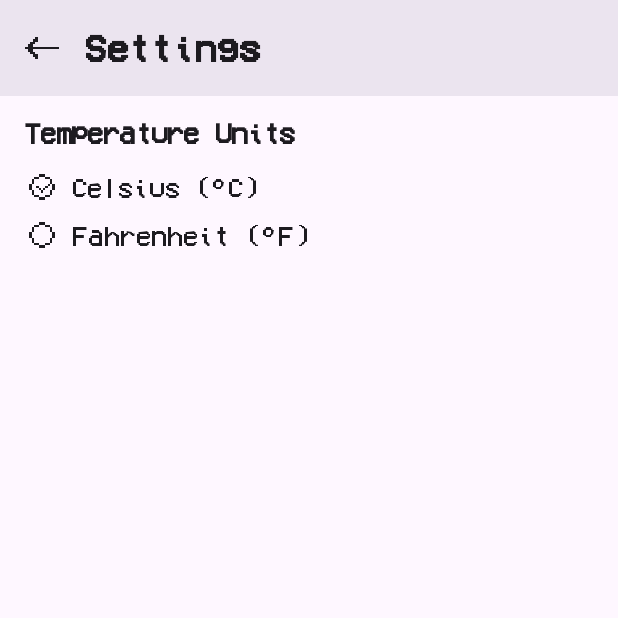
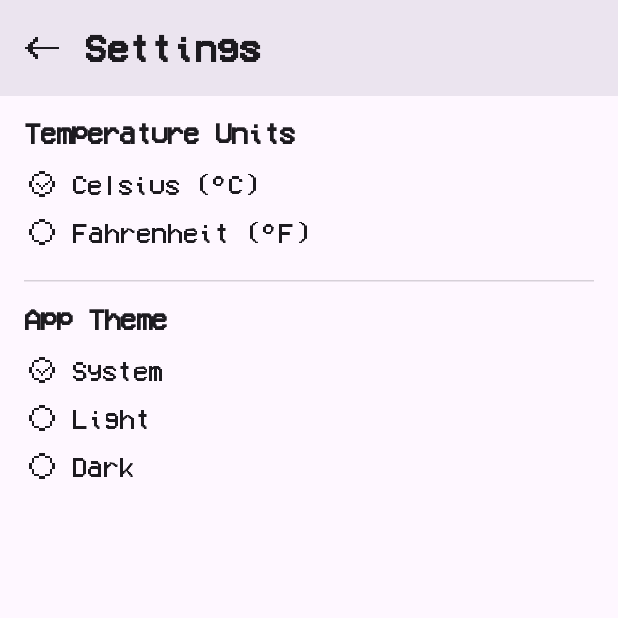
Before and after one commit to ArtemZarubin/PixelArtWeatherML, an Android app built with Jetpack Compose: the SettingsScreen screen opened through its navigation route, on a phone screen of 412 x 824 dp, the top half of it. Run offline under Robolectric (Android 15) with nearby library versions, the phone set to English and light mode, and no system bars; our stand-ins replace Dagger/Hilt's generated code; network calls fail; 3 statements that could not run were skipped.

Commit message:
feat: Implement dynamic app theme selection (System/Light/Dark)
- Added a settings option to choose the app theme (System default, Light, or Dark).
- User's theme preference is saved using DataStore Preferences and applied on app launch.
- Implemented UI for theme selection on the Settings screen using custom pixel art radio buttons.
- App theme now changes dynamically without requiring a restart.
- Adjusted HorizontalDivider color on Settings screen for better visibility.

```diff
--- a/app/src/main/java/com/artemzarubin/weatherml/data/preferences/UserPreferencesRepository.kt
+++ b/app/src/main/java/com/artemzarubin/weatherml/data/preferences/UserPreferencesRepository.kt
@@ -7,6 +7,7 @@ import androidx.datastore.preferences.core.Preferences
 import androidx.datastore.preferences.core.booleanPreferencesKey
 import androidx.datastore.preferences.core.edit
 import androidx.datastore.preferences.core.emptyPreferences
+import androidx.datastore.preferences.core.stringPreferencesKey
 import androidx.datastore.preferences.preferencesDataStore
 import dagger.hilt.android.qualifiers.ApplicationContext
 import kotlinx.coroutines.flow.Flow
@@ -22,15 +23,21 @@ private val Context.dataStore: DataStore<Preferences> by preferencesDataStore(na
 // Ключі для наших налаштувань
 private object PreferencesKeys {
     val IS_FAHRENHEIT = booleanPreferencesKey("is_fahrenheit_selected")
-    // Тут можна буде додати інші ключі для інших налаштувань
+    val APP_THEME = stringPreferencesKey("app_theme_preference") // <--- НОВИЙ КЛЮЧ ДЛЯ ТЕМИ
 }
 
 enum class TemperatureUnit {
     CELSIUS, FAHRENHEIT
 }
 
+// --- НОВИЙ ENUM ДЛЯ ТЕМИ ---
+enum class AppTheme {
+    SYSTEM, LIGHT, DARK
+}
+
 data class UserPreferences(
-    val temperatureUnit: TemperatureUnit
+    val temperatureUnit: TemperatureUnit,
+    val appTheme: AppTheme // <--- НОВЕ ПОЛЕ
 )
 
 @Singleton
@@ -40,7 +47,7 @@ class UserPreferencesRepository @Inject constructor(@ApplicationContext private
         .catch { exception ->
             if (exception is IOException) {
                 Log.e("UserPrefsRepo", "Error reading preferences.", exception)
-                emit(emptyPreferences()) // Випромінюємо порожні налаштування у випадку помилки
+                emit(emptyPreferences())
             } else {
                 throw exception
             }
@@ -50,10 +57,19 @@ class UserPreferencesRepository @Inject constructor(@ApplicationContext private
         }
 
     private fun mapUserPreferences(preferences: Preferences): UserPreferences {
-        val isFahrenheit =
-            preferences[PreferencesKeys.IS_FAHRENHEIT] ?: false // За замовчуванням Цельсій
+        val isFahrenheit = preferences[PreferencesKeys.IS_FAHRENHEIT] ?: false
+
+        // Отримуємо збережену тему, за замовчуванням - SYSTEM
+        val themeName = preferences[PreferencesKeys.APP_THEME] ?: AppTheme.SYSTEM.name
+        val appTheme = try {
+            AppTheme.valueOf(themeName)
+        } catch (e: IllegalArgumentException) {
+            AppTheme.SYSTEM // Fallback, якщо збережено невалідну назву
+        }
+
         return UserPreferences(
-            temperatureUnit = if (isFahrenheit) TemperatureUnit.FAHRENHEIT else TemperatureUnit.CELSIUS
+            temperatureUnit = if (isFahrenheit) TemperatureUnit.FAHRENHEIT else TemperatureUnit.CELSIUS,
+            appTheme = appTheme // <--- ВИКОРИСТОВУЄМО ОТРИМАНУ ТЕМУ
         )
     }
 
@@ -63,4 +79,13 @@ class UserPreferencesRepository @Inject constructor(@ApplicationContext private
         }
         Log.d("UserPrefsRepo", "Temperature unit updated to: $unit")
     }
+
+    // --- НОВИЙ МЕТОД ДЛЯ ОНОВЛЕННЯ ТЕМИ ---
+    suspend fun updateAppTheme(theme: AppTheme) {
+        context.dataStore.edit { preferences ->
+            preferences[PreferencesKeys.APP_THEME] = theme.name // Зберігаємо назву enum як String
+        }
+        Log.d("UserPrefsRepo", "App theme updated to: $theme")
+    }
+    // --- КІНЕЦЬ НОВОГО МЕТОДУ ---
 }
--- a/app/src/main/java/com/artemzarubin/weatherml/ui/MainActivity.kt
+++ b/app/src/main/java/com/artemzarubin/weatherml/ui/MainActivity.kt
@@ -19,6 +19,7 @@ import androidx.compose.material3.Surface
 import androidx.compose.material3.Text
 import androidx.compose.runtime.Composable
 import androidx.compose.runtime.LaunchedEffect
+import androidx.compose.runtime.collectAsState
 import androidx.compose.runtime.getValue
 import androidx.compose.runtime.mutableIntStateOf
 import androidx.compose.runtime.remember
@@ -34,12 +35,14 @@ import androidx.compose.ui.text.style.TextAlign
 import androidx.compose.ui.text.style.TextOverflow
 import androidx.compose.ui.tooling.preview.Preview
 import androidx.compose.ui.unit.dp
+import androidx.hilt.navigation.compose.hiltViewModel
 import androidx.navigation.compose.rememberNavController
 import com.artemzarubin.weatherml.R
 import com.artemzarubin.weatherml.data.preferences.TemperatureUnit
 import com.artemzarubin.weatherml.domain.model.CurrentWeather
 import com.artemzarubin.weatherml.domain.model.DailyForecast
 import com.artemzarubin.weatherml.domain.model.HourlyForecast
+import com.artemzarubin.weatherml.ui.mainscreen.MainViewModel
 import com.artemzarubin.weatherml.ui.theme.WeatherMLTheme
 import dagger.hilt.android.AndroidEntryPoint
 import kotlinx.coroutines.delay
@@ -122,13 +125,17 @@ class MainActivity : ComponentActivity() {
     override fun onCreate(savedInstanceState: Bundle?) {
         super.onCreate(savedInstanceState)
         setContent {
-            WeatherMLTheme {
+            val viewModel: MainViewModel = hiltViewModel() // Отримуємо ViewModel тут
+            val userPreferences by viewModel.userPreferencesFlow.collectAsState() // Спостерігаємо за налаштуваннями
+
+            WeatherMLTheme(userSelectedTheme = userPreferences.appTheme) { // <--- ПЕРЕДАЄМО ВИБРАНУ ТЕМУ
                 Surface(
                     modifier = Modifier.fillMaxSize(),
                     color = MaterialTheme.colorScheme.background
                 ) {
                     val navController = rememberNavController()
-                    AppNavHost(navController = navController)
+                    // Передаємо viewModel в AppNavHost, щоб SettingsScreen міг її отримати
+                    AppNavHost(navController = navController, mainViewModel = viewModel)
                 }
             }
         }
--- a/app/src/main/java/com/artemzarubin/weatherml/ui/SettingsScreen.kt
+++ b/app/src/main/java/com/artemzarubin/weatherml/ui/SettingsScreen.kt
@@ -7,12 +7,19 @@ import androidx.compose.foundation.layout.Column
 import androidx.compose.foundation.layout.Row
 import androidx.compose.foundation.layout.Spacer
 import androidx.compose.foundation.layout.fillMaxSize
-import androidx.compose.foundation.layout.fillMaxWidth // Потрібен для Row
+import androidx.compose.foundation.layout.fillMaxWidth
 import androidx.compose.foundation.layout.height
 import androidx.compose.foundation.layout.padding
 import androidx.compose.foundation.layout.size
-import androidx.compose.foundation.layout.width // Потрібен для Spacer
-import androidx.compose.material3.* // Ktlint може запропонувати *
+import androidx.compose.foundation.layout.width
+import androidx.compose.material3.ExperimentalMaterial3Api
+import androidx.compose.material3.HorizontalDivider
+import androidx.compose.material3.IconButton
+import androidx.compose.material3.MaterialTheme
+import androidx.compose.material3.Scaffold
+import androidx.compose.material3.Text
+import androidx.compose.material3.TopAppBar
+import androidx.compose.material3.TopAppBarDefaults
 import androidx.compose.runtime.Composable
 import androidx.compose.runtime.collectAsState
 import androidx.compose.runtime.getValue
@@ -21,10 +28,11 @@ import androidx.compose.ui.Modifier
 import androidx.compose.ui.graphics.ColorFilter
 import androidx.compose.ui.res.painterResource
 import androidx.compose.ui.unit.dp
-import com.artemzarubin.weatherml.R // Для доступу до R.drawable
+import androidx.hilt.navigation.compose.hiltViewModel
+import com.artemzarubin.weatherml.R
+import com.artemzarubin.weatherml.data.preferences.AppTheme
 import com.artemzarubin.weatherml.data.preferences.TemperatureUnit
 import com.artemzarubin.weatherml.ui.mainscreen.MainViewModel
-import androidx.hilt.navigation.compose.hiltViewModel // Якщо ти отримуєш ViewModel тут
 
 @OptIn(ExperimentalMaterial3Api::class)
 @Composable
@@ -68,7 +76,7 @@ fun SettingsScreen(
                 .padding(16.dp),
         ) {
             Text("Temperature Units", style = MaterialTheme.typography.headlineSmall) // Твій стиль
-            Spacer(modifier = Modifier.height(12.dp)) // Збільшив відступ після заголовка
+            Spacer(modifier = Modifier.height(10.dp)) // Збільшив відступ після заголовка
 
             // --- Опція Цельсій ---
             Row(
@@ -129,7 +137,45 @@ fun SettingsScreen(
                     modifier = Modifier.align(Alignment.CenterVertically)
                 )
             }
-            // Тут можна буде додати інші налаштування, наприклад, для теми
+
+            // --- РОЗДІЛЬНИК ---
+            HorizontalDivider(
+                modifier = Modifier.padding(vertical = 16.dp), // Залишаємо відступи
+                color = MaterialTheme.colorScheme.outline.copy(alpha = 0.3f)
+            )
+
+            // --- СЕКЦІЯ ВИБОРУ ТЕМИ ---
+            Text("App Theme", style = MaterialTheme.typography.headlineSmall)
+            Spacer(modifier = Modifier.height(10.dp))
+
+            val appThemes = listOf(AppTheme.SYSTEM, AppTheme.LIGHT, AppTheme.DARK)
+            appThemes.forEach { themeOption ->
+                Row(
+                    modifier = Modifier
+                        .fillMaxWidth()
+                        .clickable { viewModel.updateAppTheme(themeOption) } // Викликаємо метод ViewModel
+                        .padding(vertical = 4.dp),
+                    verticalAlignment = Alignment.CenterVertically
+                ) {
+                    Image(
+                        painter = painterResource(
+                            id = if (userPreferences.appTheme == themeOption) R.drawable.radio_checked // Твоя іконка "вибрано"
+                            else R.drawable.radio_unchecked // Твоя іконка "не вибрано"
+                        ),
+                        contentDescription = "${themeOption.name} theme radio button",
+                        modifier = Modifier.size(24.dp),
+                        colorFilter = ColorFilter.tint(MaterialTheme.colorScheme.onSurface)
+                    )
+                    Spacer(modifier = Modifier.width(8.dp))
+                    Text(
+                        text = themeOption.name.lowercase()
+                            .replaceFirstChar { if (it.isLowerCase()) it.titlecase() else it.toString() }, // Робимо першу літеру великою
+                        style = MaterialTheme.typography.bodyLarge,
+                        modifier = Modifier.align(Alignment.CenterVertically)
+                    )
+                }
+            }
+            // --- КІНЕЦЬ СЕКЦІЇ ВИБОРУ ТЕМИ ---
         }
     }
 }
--- a/app/src/main/java/com/artemzarubin/weatherml/ui/mainscreen/MainViewModel.kt
+++ b/app/src/main/java/com/artemzarubin/weatherml/ui/mainscreen/MainViewModel.kt
@@ -9,6 +9,7 @@ import androidx.core.content.ContextCompat
 import androidx.lifecycle.ViewModel
 import androidx.lifecycle.viewModelScope
 import com.artemzarubin.weatherml.BuildConfig
+import com.artemzarubin.weatherml.data.preferences.AppTheme
 import com.artemzarubin.weatherml.data.preferences.TemperatureUnit
 import com.artemzarubin.weatherml.data.preferences.UserPreferences
 import com.artemzarubin.weatherml.data.preferences.UserPreferencesRepository
@@ -179,7 +180,10 @@ class MainViewModel @Inject constructor(
             .stateIn(
                 scope = viewModelScope,
                 started = SharingStarted.WhileSubscribed(5000),
-                initialValue = UserPreferences(TemperatureUnit.CELSIUS) // Початкове значення
+                initialValue = UserPreferences(
+                    TemperatureUnit.CELSIUS,
+                    AppTheme.SYSTEM
+                ) // <--- ОНОВЛЕНО initialValue
             )
 
     init {
@@ -1248,4 +1252,11 @@ class MainViewModel @Inject constructor(
             Log.d("MainViewModel", "Saved locations reordered in DB.")
         }
     }
+
+    fun updateAppTheme(theme: AppTheme) {
+        viewModelScope.launch {
+            userPreferencesRepository.updateAppTheme(theme)
+            // Перезавантаження погоди не потрібне, тема змінюється на рівні UI
+        }
+    }
 }
--- a/app/src/main/java/com/artemzarubin/weatherml/ui/theme/Theme.kt
+++ b/app/src/main/java/com/artemzarubin/weatherml/ui/theme/Theme.kt
@@ -5,19 +5,20 @@ package com.artemzarubin.weatherml.ui.theme
 import androidx.compose.foundation.isSystemInDarkTheme
 import androidx.compose.material3.MaterialTheme
 import androidx.compose.runtime.Composable
+import com.artemzarubin.weatherml.data.preferences.AppTheme
 
 @Composable
 fun WeatherMLTheme(
-    darkTheme: Boolean = isSystemInDarkTheme(),
-    // Dynamic color is disabled for a consistent pixel art look
-    dynamicColor: Boolean = false,
+    userSelectedTheme: AppTheme = AppTheme.SYSTEM, // <--- ПАРАМЕТР З ТИПОМ AppTheme
     content: @Composable () -> Unit
 ) {
-    val colorScheme = if (darkTheme) {
-        DarkColorScheme // Using defined DarkColorScheme
-    } else {
-        LightColorScheme // Using defined LightColorScheme
+    val darkThemeEnabled: Boolean = when (userSelectedTheme) {
+        AppTheme.LIGHT -> false
+        AppTheme.DARK -> true
+        AppTheme.SYSTEM -> isSystemInDarkTheme()
     }
+
+    val colorScheme = if (darkThemeEnabled) DarkColorScheme else LightColorScheme
 
     MaterialTheme(
         colorScheme = colorScheme,
```
Also changed, not shown: app/src/main/java/com/artemzarubin/weatherml/ui/ManageCitiesScreen.kt (+6 -3 lines).
